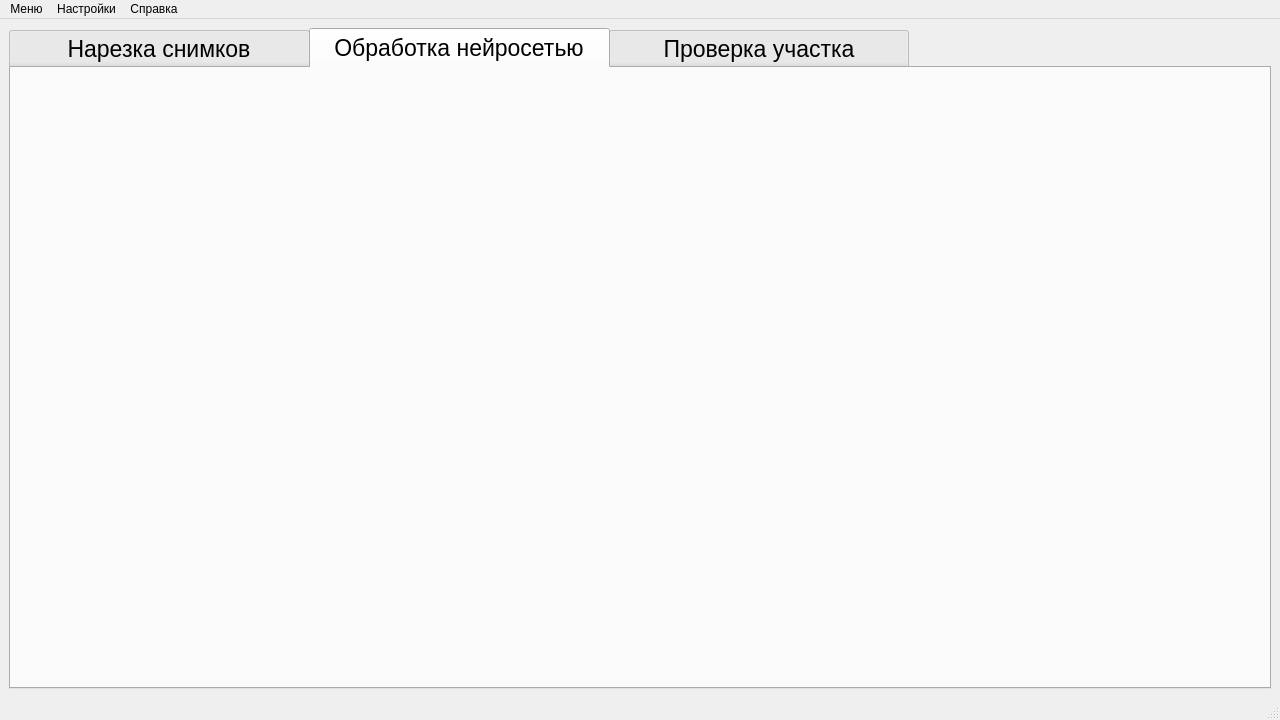
Above: GeoDetector.ui from Vic1379/GeoDetector before the change. Below: the same form after it.
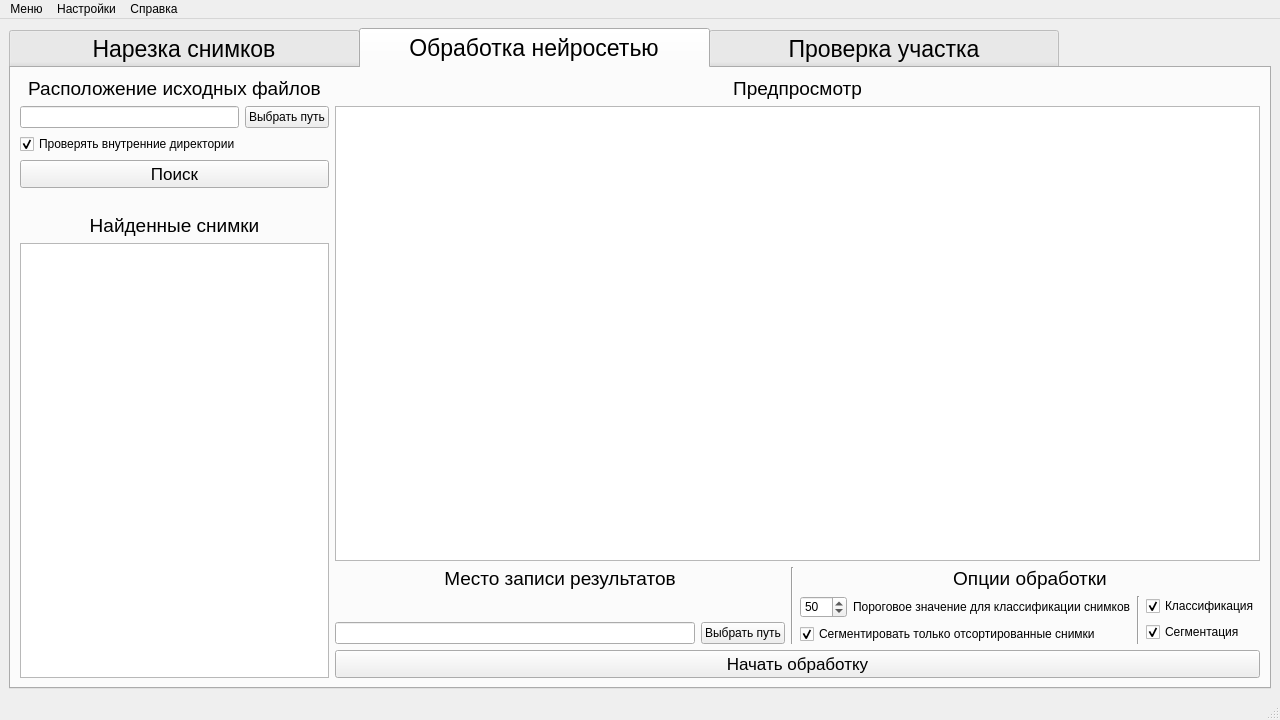
That is the form after the change. The open tabs and pages were chosen to show the change.

What changed in the file:
```diff
--- a/GeoDetector.ui
+++ b/GeoDetector.ui
@@ -14,11 +14,11 @@
    <string>GeoDetector</string>
   </property>
   <widget class="QWidget" name="centralwidget">
-   <layout class="QVBoxLayout" name="verticalLayout">
+   <layout class="QHBoxLayout" name="horizontalLayout">
     <item>
      <widget class="QTabWidget" name="tabWidget">
       <property name="styleSheet">
-       <string notr="true">QTabBar::tab{height: 40px; width:300px; color: black; font: 17pt;}
+       <string notr="true">QTabBar::tab{height: 40px; width:350px; color: black; font: 17pt;}
 QTabWidget::tab-bar{alignment: center;}</string>
       </property>
       <property name="currentIndex">
@@ -334,6 +334,273 @@
        <attribute name="title">
         <string>Обработка нейросетью</string>
        </attribute>
+       <layout class="QHBoxLayout" name="horizontalLayout_7" stretch="1,3">
+        <item>
+         <layout class="QVBoxLayout" name="vLayout_browse_2">
+          <item>
+           <widget class="QLabel" name="label_chooseDir_2">
+            <property name="font">
+             <font>
+              <pointsize>14</pointsize>
+             </font>
+            </property>
+            <property name="styleSheet">
+             <string notr="true"/>
+            </property>
+            <property name="text">
+             <string>Расположение исходных файлов</string>
+            </property>
+            <property name="alignment">
+             <set>Qt::AlignCenter</set>
+            </property>
+           </widget>
+          </item>
+          <item>
+           <layout class="QHBoxLayout" name="hLayout_findSrc_2">
+            <item>
+             <widget class="QLineEdit" name="line_strSrc_2"/>
+            </item>
+            <item>
+             <widget class="QPushButton" name="btn_findSrc_2">
+              <property name="text">
+               <string>Выбрать путь</string>
+              </property>
+             </widget>
+            </item>
+           </layout>
+          </item>
+          <item>
+           <widget class="QCheckBox" name="cb_scanSubs_2">
+            <property name="text">
+             <string>Проверять внутренние директории</string>
+            </property>
+            <property name="checked">
+             <bool>true</bool>
+            </property>
+           </widget>
+          </item>
+          <item>
+           <widget class="QPushButton" name="btn_startScan_2">
+            <property name="font">
+             <font>
+              <pointsize>13</pointsize>
+             </font>
+            </property>
+            <property name="text">
+             <string>Поиск</string>
+            </property>
+           </widget>
+          </item>
+          <item>
+           <spacer name="verticalSpacer_2">
+            <property name="orientation">
+             <enum>Qt::Vertical</enum>
+            </property>
+            <property name="sizeType">
+             <enum>QSizePolicy::Fixed</enum>
+            </property>
+            <property name="sizeHint" stdset="0">
+             <size>
+              <width>20</width>
+              <height>20</height>
+             </size>
+            </property>
+           </spacer>
+          </item>
+          <item>
+           <widget class="QLabel" name="label_foundImgs_2">
+            <property name="font">
+             <font>
+              <pointsize>14</pointsize>
+             </font>
+            </property>
+            <property name="styleSheet">
+             <string notr="true"/>
+            </property>
+            <property name="text">
+             <string>Найденные снимки</string>
+            </property>
+            <property name="alignment">
+             <set>Qt::AlignCenter</set>
+            </property>
+           </widget>
+          </item>
+          <item>
+           <widget class="QListView" name="list_foundImgs_2"/>
+          </item>
+         </layout>
+        </item>
+        <item>
+         <layout class="QVBoxLayout" name="vLayout_prevANDproc_2">
+          <item>
+           <widget class="QLabel" name="label_preview_2">
+            <property name="font">
+             <font>
+              <pointsize>14</pointsize>
+             </font>
+            </property>
+            <property name="styleSheet">
+             <string notr="true"/>
+            </property>
+            <property name="text">
+             <string>Предпросмотр</string>
+            </property>
+            <property name="alignment">
+             <set>Qt::AlignCenter</set>
+            </property>
+           </widget>
+          </item>
+          <item>
+           <widget class="QGraphicsView" name="graphicsView_2"/>
+          </item>
+          <item>
+           <layout class="QHBoxLayout" name="hLayout_outopt_2">
+            <item>
+             <layout class="QVBoxLayout" name="vLayout_write_2">
+              <item>
+               <widget class="QLabel" name="label_3">
+                <property name="font">
+                 <font>
+                  <pointsize>14</pointsize>
+                 </font>
+                </property>
+                <property name="text">
+                 <string>Место записи результатов</string>
+                </property>
+                <property name="alignment">
+                 <set>Qt::AlignHCenter|Qt::AlignTop</set>
+                </property>
+               </widget>
+              </item>
+              <item>
+               <layout class="QHBoxLayout" name="hLayout_writeLoc_2">
+                <item>
+                 <widget class="QLineEdit" name="line_strWrite_2"/>
+                </item>
+                <item>
+                 <widget class="QPushButton" name="btn_findWloc_2">
+                  <property name="text">
+                   <string>Выбрать путь</string>
+                  </property>
+                 </widget>
+                </item>
+               </layout>
+              </item>
+             </layout>
+            </item>
+            <item>
+             <widget class="Line" name="line_3">
+              <property name="orientation">
+               <enum>Qt::Vertical</enum>
+              </property>
+             </widget>
+            </item>
+            <item>
+             <layout class="QVBoxLayout" name="vLayout_opt_2">
+              <item>
+               <widget class="QLabel" name="label_4">
+                <property name="font">
+                 <font>
+                  <pointsize>14</pointsize>
+                 </font>
+                </property>
+                <property name="text">
+                 <string>Опции обработки</string>
+                </property>
+                <property name="alignment">
+                 <set>Qt::AlignHCenter|Qt::AlignTop</set>
+                </property>
+               </widget>
+              </item>
+              <item>
+               <layout class="QHBoxLayout" name="hLayout_opt_2">
+                <item>
+                 <layout class="QVBoxLayout" name="verticalLayout_4">
+                  <item>
+                   <layout class="QHBoxLayout" name="horizontalLayout_6">
+                    <item>
+                     <widget class="QSpinBox" name="sb_thld">
+                      <property name="maximum">
+                       <number>100</number>
+                      </property>
+                      <property name="value">
+                       <number>50</number>
+                      </property>
+                     </widget>
+                    </item>
+                    <item>
+                     <widget class="QLabel" name="label_thld">
+                      <property name="text">
+                       <string>Пороговое значение для классификации снимков</string>
+                      </property>
+                     </widget>
+                    </item>
+                   </layout>
+                  </item>
+                  <item>
+                   <widget class="QCheckBox" name="cb_segIsFiltered">
+                    <property name="text">
+                     <string>Сегментировать только отсортированные снимки</string>
+                    </property>
+                    <property name="checked">
+                     <bool>true</bool>
+                    </property>
+                   </widget>
+                  </item>
+                 </layout>
+                </item>
+                <item>
+                 <widget class="Line" name="line_4">
+                  <property name="orientation">
+                   <enum>Qt::Vertical</enum>
+                  </property>
+                 </widget>
+                </item>
+                <item>
+                 <layout class="QVBoxLayout" name="verticalLayout_5">
+                  <item>
+                   <widget class="QCheckBox" name="cb_CLS">
+                    <property name="text">
+                     <string>Классификация</string>
+                    </property>
+                    <property name="checked">
+                     <bool>true</bool>
+                    </property>
+                   </widget>
+                  </item>
+                  <item>
+                   <widget class="QCheckBox" name="cb_SEG">
+                    <property name="text">
+                     <string>Сегментация</string>
+                    </property>
+                    <property name="checked">
+                     <bool>true</bool>
+                    </property>
+                   </widget>
+                  </item>
+                 </layout>
+                </item>
+               </layout>
+              </item>
+             </layout>
+            </item>
+           </layout>
+          </item>
+          <item>
+           <widget class="QPushButton" name="btn_start_2">
+            <property name="font">
+             <font>
+              <pointsize>13</pointsize>
+             </font>
+            </property>
+            <property name="text">
+             <string>Начать обработку</string>
+            </property>
+           </widget>
+          </item>
+         </layout>
+        </item>
+       </layout>
       </widget>
       <widget class="QWidget" name="tab_geo">
        <attribute name="title">
```
Left out of the diff: 6 changed lines with no effect on the pictures.
